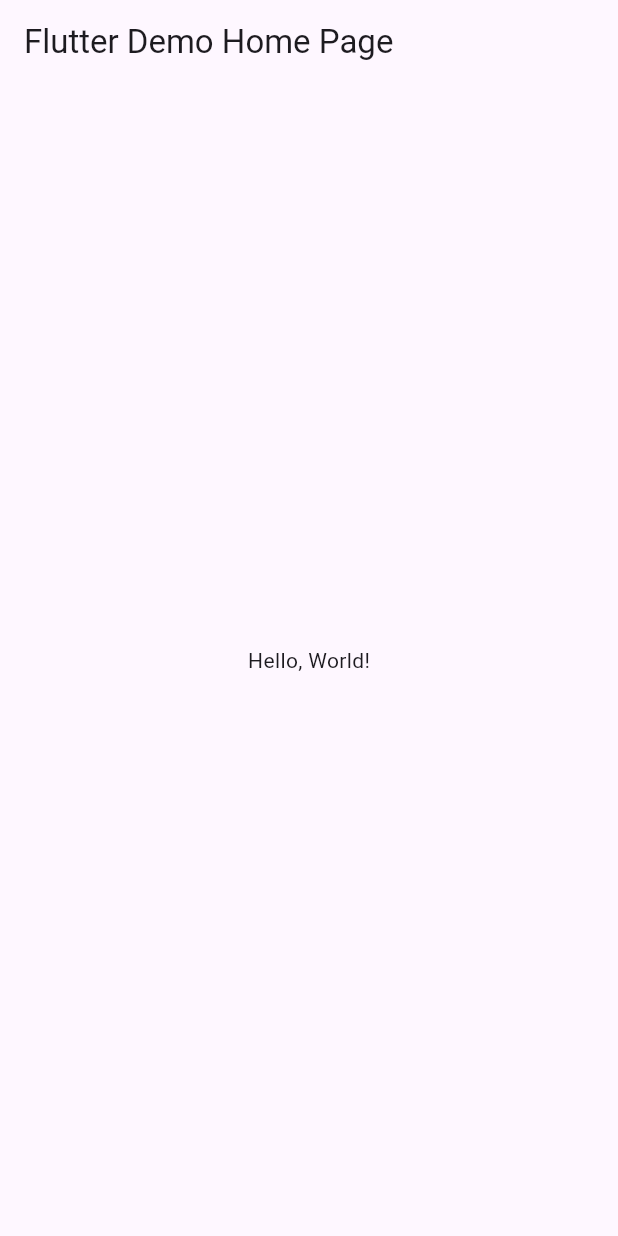
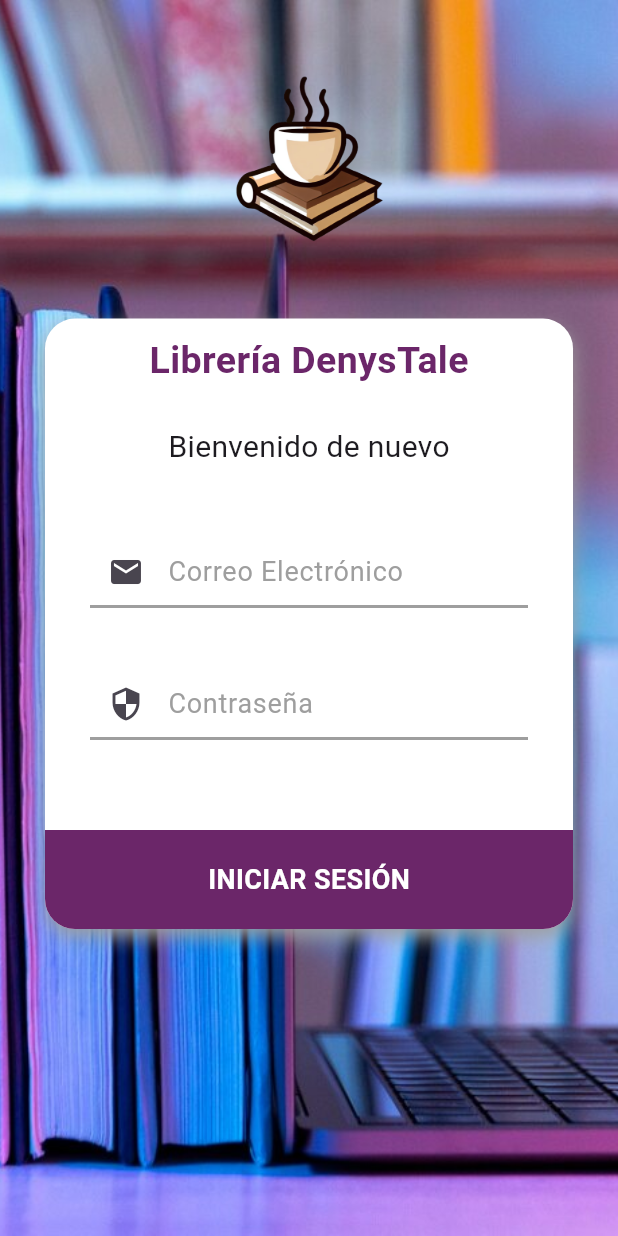
Before and after one commit to GarciaJ128/UIII-A1-DisenioLogin, a Flutter app: the screen it shows after launch, on a phone screen of 412 x 824 dp. Run offline on Flutter 3.47's test engine with Material 3 defaults, Android fonts, the phone set to English and light mode, and no system bars.

Commit message:
actualizado 2.0

```diff
--- a/lib/main.dart
+++ b/lib/main.dart
@@ -1,41 +1,134 @@
 import 'package:flutter/material.dart';
 
-void main() => runApp(MyApp());
+void main() => runApp(Login());
 
-class MyApp extends StatelessWidget {
-  const MyApp({super.key});
-  // This widget is the root of your application.
+class Login extends StatelessWidget {
+  const Login({Key? key}) : super(key: key);
+
   @override
   Widget build(BuildContext context) {
     return MaterialApp(
-      // Application name
-      title: 'Flutter Hello World',
-      // Application theme data, you can set the colors for the application as
-      // you want
-      theme: ThemeData(
-        // useMaterial3: false,
-        primarySwatch: Colors.blue,
-      ),
-      // A widget which will be started on application startup
-      home: MyHomePage(title: 'Flutter Demo Home Page'),
-    );
-  }
-}
-
-class MyHomePage extends StatelessWidget {
-  final String title;
-  const MyHomePage({super.key, required this.title});
-
-  @override
-  Widget build(BuildContext context) {
-    return Scaffold(
-      appBar: AppBar(
-        // The title text which will be shown on the action bar
-        title: Text(title),
-      ),
-      body: Center(
-        child: Text(
-          'Hello, World!',
+      debugShowCheckedModeBanner: false,
+      title: "Login",
+      theme: ThemeData(visualDensity: VisualDensity.adaptivePlatformDensity),
+      home: Container(
+        decoration: const BoxDecoration(
+            image: DecorationImage(
+                image: AssetImage('assets/fondo_principal.jpg'),
+                fit: BoxFit.cover)),
+        child: Scaffold(
+          backgroundColor: Colors.transparent,
+          body: ListView(
+            children: [
+              const SizedBox(height: 50),
+              Row(
+                mainAxisAlignment: MainAxisAlignment.center,
+                children: [Image.asset('assets/logo.png', width: 100)],
+              ),
+              const SizedBox(height: 20),
+              Padding(
+                padding: const EdgeInsets.all(30),
+                child: Container(
+                  decoration: BoxDecoration(
+                    color: Colors.white,
+                    borderRadius: BorderRadius.circular(20),
+                    boxShadow: [
+                      const BoxShadow(
+                          color: Colors.grey,
+                          blurRadius: 10,
+                          offset: Offset(0, 5))
+                    ],
+                  ),
+                  child: Column(
+                    mainAxisAlignment: MainAxisAlignment.center,
+                    children: [
+                      Container(
+                        padding: const EdgeInsets.all(10),
+                        child: const Text("Librería DenysTale",
+                            style: TextStyle(
+                                fontWeight: FontWeight.bold,
+                                fontSize: 25,
+                                color: Color(0xff6b2669))),
+                      ),
+                      Container(
+                        padding: const EdgeInsets.all(15),
+                        child: Text(
+                          "Bienvenido de nuevo",
+                          style: const TextStyle(fontSize: 20),
+                        ),
+                      ),
+                      const SizedBox(height: 30),
+                      const Padding(
+                        padding:
+                            EdgeInsets.symmetric(vertical: 0, horizontal: 30),
+                        child: TextField(
+                          autofocus: false,
+                          decoration: InputDecoration(
+                            hintText: "Correo Electrónico",
+                            prefixIcon: Icon(Icons.email),
+                            contentPadding: EdgeInsets.all(10),
+                            hintStyle:
+                                TextStyle(color: Colors.grey, fontSize: 18),
+                            enabledBorder: UnderlineInputBorder(
+                              borderSide:
+                                  BorderSide(color: Colors.grey, width: 2),
+                            ),
+                          ),
+                        ),
+                      ),
+                      const SizedBox(height: 40),
+                      const Padding(
+                        padding:
+                            EdgeInsets.symmetric(vertical: 0, horizontal: 30),
+                        child: TextField(
+                          autofocus: false,
+                          decoration: InputDecoration(
+                            hintText: "Contraseña",
+                            prefixIcon: Icon(Icons.security),
+                            contentPadding: EdgeInsets.all(10),
+                            hintStyle:
+                                TextStyle(color: Colors.grey, fontSize: 18),
+                            enabledBorder: UnderlineInputBorder(
+                              borderSide:
+                                  BorderSide(color: Colors.grey, width: 2),
+                            ),
+                          ),
+                        ),
+                      ),
+                      const SizedBox(height: 60),
+                      InkWell(
+                        onTap: () {},
+                        child: Container(
+                          child: Row(
+                            mainAxisAlignment: MainAxisAlignment.center,
+                            children: [
+                              const Padding(
+                                padding: EdgeInsets.all(20),
+                                child: Text(
+                                  "INICIAR SESIÓN",
+                                  style: TextStyle(
+                                    fontSize: 18,
+                                    fontWeight: FontWeight.bold,
+                                    color: Colors.white,
+                                  ),
+                                ),
+                              ),
+                            ],
+                          ),
+                          decoration: const BoxDecoration(
+                              color: Color(0xff6b2669),
+                              borderRadius: BorderRadius.only(
+                                bottomLeft: Radius.circular(20),
+                                bottomRight: Radius.circular(20),
+                              )),
+                        ),
+                      ),
+                    ],
+                  ),
+                ),
+              )
+            ],
+          ),
         ),
       ),
     );
--- a/pubspec.yaml
+++ b/pubspec.yaml
@@ -17,8 +17,9 @@ dev_dependencies:
 
 flutter:
   uses-material-design: true
-  # assets:
-  #  - images/a_dot_burr.jpeg
+  assets:
+    - assets/fondo_principal.jpg
+    - assets/logo.png
   #  - images/a_dot_ham.jpeg
   # fonts:
   #   - family: Schyler
```
Also changed, not shown: assets/fondo_principal.jpg (added), assets/logo.png (added).
